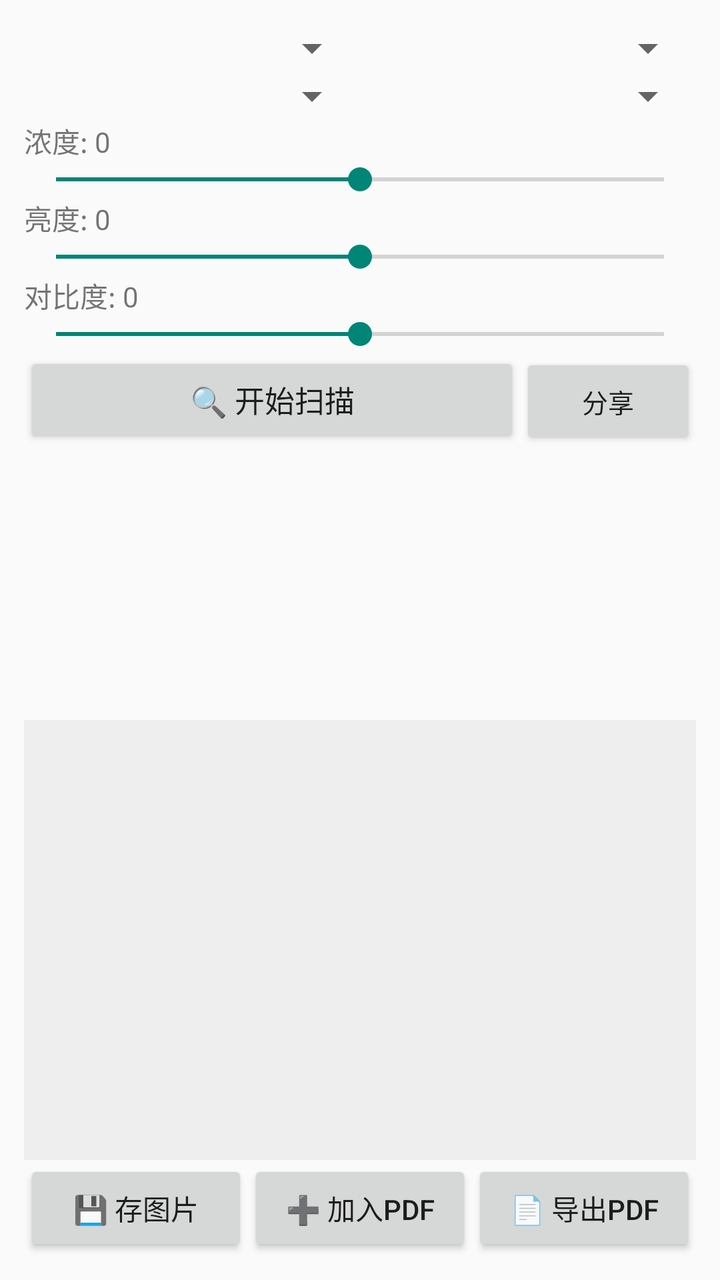
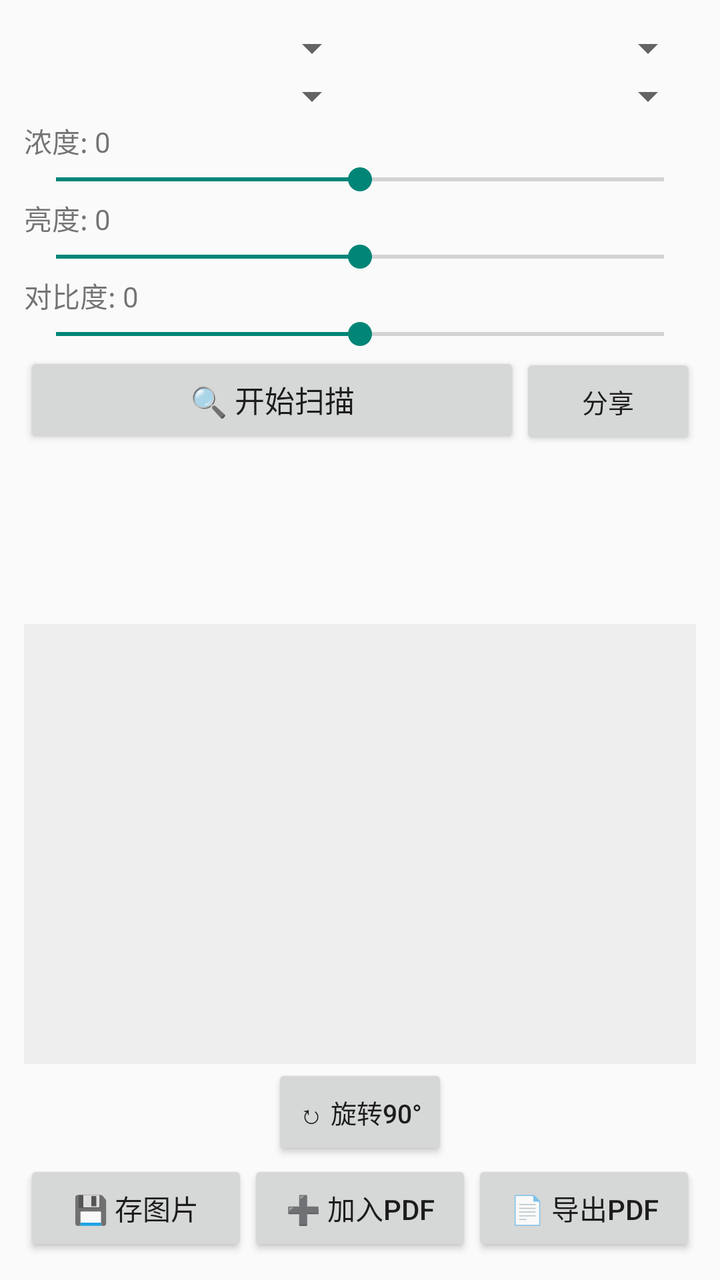

Compare the two renders of this Android layout. The source of the first and the diff that turns it into the second are given below.
<!-- AndroidManifest.xml: application theme android:Theme.Material.Light.NoActionBar -->
<!-- res/layout/page_scan.xml -->
<?xml version="1.0" encoding="utf-8"?>
<LinearLayout xmlns:android="http://schemas.android.com/apk/res/android"
    android:layout_width="match_parent" android:layout_height="match_parent"
    android:orientation="vertical" android:padding="12dp">
    <ScrollView android:layout_width="match_parent" android:layout_height="0dp"
        android:layout_weight="1">
    <LinearLayout android:layout_width="match_parent" android:layout_height="wrap_content"
        android:orientation="vertical">
        <LinearLayout android:layout_width="match_parent" android:layout_height="wrap_content"
            android:orientation="horizontal">
            <Spinner android:id="@+id/paperSpinner" android:layout_width="0dp" android:layout_weight="1"
                android:layout_height="wrap_content"/>
            <Spinner android:id="@+id/dpiSpinner" android:layout_width="0dp" android:layout_weight="1"
                android:layout_height="wrap_content"/>
        </LinearLayout>
        <LinearLayout android:layout_width="match_parent" android:layout_height="wrap_content"
            android:orientation="horizontal">
            <Spinner android:id="@+id/modeSpinner" android:layout_width="0dp" android:layout_weight="1"
                android:layout_height="wrap_content"/>
            <Spinner android:id="@+id/scanFmtSpinner" android:layout_width="0dp" android:layout_weight="1"
                android:layout_height="wrap_content"/>
        </LinearLayout>
        <TextView android:id="@+id/densityLabel" android:layout_width="wrap_content"
            android:layout_height="wrap_content" android:text="浓度: 0"/>
        <SeekBar android:id="@+id/densitySeek" android:layout_width="match_parent"
            android:layout_height="wrap_content" android:max="254" android:progress="127"/>
        <TextView android:id="@+id/brightLabel" android:layout_width="wrap_content"
            android:layout_height="wrap_content" android:text="亮度: 0"/>
        <SeekBar android:id="@+id/brightSeek" android:layout_width="match_parent"
            android:layout_height="wrap_content" android:max="254" android:progress="127"/>
        <TextView android:id="@+id/contrastLabel" android:layout_width="wrap_content"
            android:layout_height="wrap_content" android:text="对比度: 0"/>
        <SeekBar android:id="@+id/contrastSeek" android:layout_width="match_parent"
            android:layout_height="wrap_content" android:max="254" android:progress="127"/>
        <LinearLayout android:layout_width="match_parent" android:layout_height="wrap_content"
            android:orientation="horizontal">
            <Button android:id="@+id/scanBtn" android:layout_width="0dp" android:layout_weight="1"
                android:layout_height="wrap_content" android:text="🔍 开始扫描" android:textSize="15sp"/>
            <Button android:id="@+id/shareScanBtn" android:layout_width="wrap_content"
                android:layout_height="wrap_content" android:text="分享" android:textSize="13sp"/>
        </LinearLayout>
        <TextView android:id="@+id/scanProgText" android:layout_width="wrap_content"
            android:layout_height="wrap_content" android:text="" android:textSize="12sp"/>
    </LinearLayout>
    </ScrollView>
    <ProgressBar android:id="@+id/progress" android:layout_width="match_parent"
        android:layout_height="wrap_content" style="?android:attr/progressBarStyleHorizontal"
        android:visibility="gone"/>
    <ImageView android:id="@+id/preview" android:layout_width="match_parent"
        android:layout_height="220dp" android:scaleType="fitCenter" android:background="#EEEEEE"/>
    <LinearLayout android:layout_width="match_parent" android:layout_height="wrap_content"
        android:orientation="horizontal">
        <Button android:id="@+id/saveBtn" android:layout_width="0dp" android:layout_weight="1"
            android:layout_height="wrap_content" android:text="💾 存图片"/>
        <Button android:id="@+id/addPdfBtn" android:layout_width="0dp" android:layout_weight="1"
            android:layout_height="wrap_content" android:text="➕ 加入PDF"/>
        <Button android:id="@+id/exportPdfBtn" android:layout_width="0dp" android:layout_weight="1"
            android:layout_height="wrap_content" android:text="📄 导出PDF"/>
    </LinearLayout>
</LinearLayout>
<!-- resources referenced by this layout -->
<resources>

</resources>

<!-- the commit's change to res/layout/page_scan.xml (unified diff, before → after) -->
@@ -48,6 +48,9 @@
         android:visibility="gone"/>
     <ImageView android:id="@+id/preview" android:layout_width="match_parent"
         android:layout_height="220dp" android:scaleType="fitCenter" android:background="#EEEEEE"/>
+    <Button android:id="@+id/rotateBtn" android:layout_width="wrap_content"
+        android:layout_height="wrap_content" android:text="↻ 旋转90°" android:textSize="13sp"
+        android:layout_gravity="center_horizontal"/>
     <LinearLayout android:layout_width="match_parent" android:layout_height="wrap_content"
         android:orientation="horizontal">
         <Button android:id="@+id/saveBtn" android:layout_width="0dp" android:layout_weight="1"
